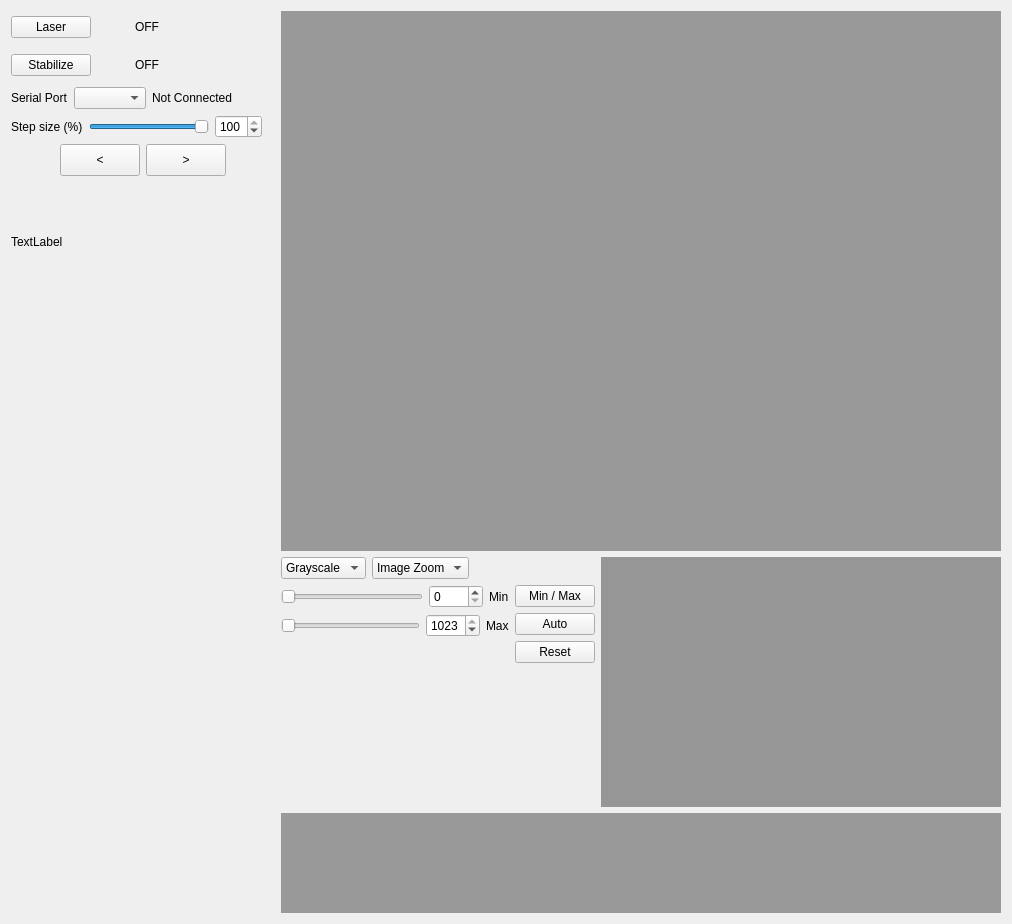
Before: the Qt Designer form remote_focus_stabilisation/ui_RFS.ui in thibault-brugiere/OPM_GUI, drawn with Qt 5.
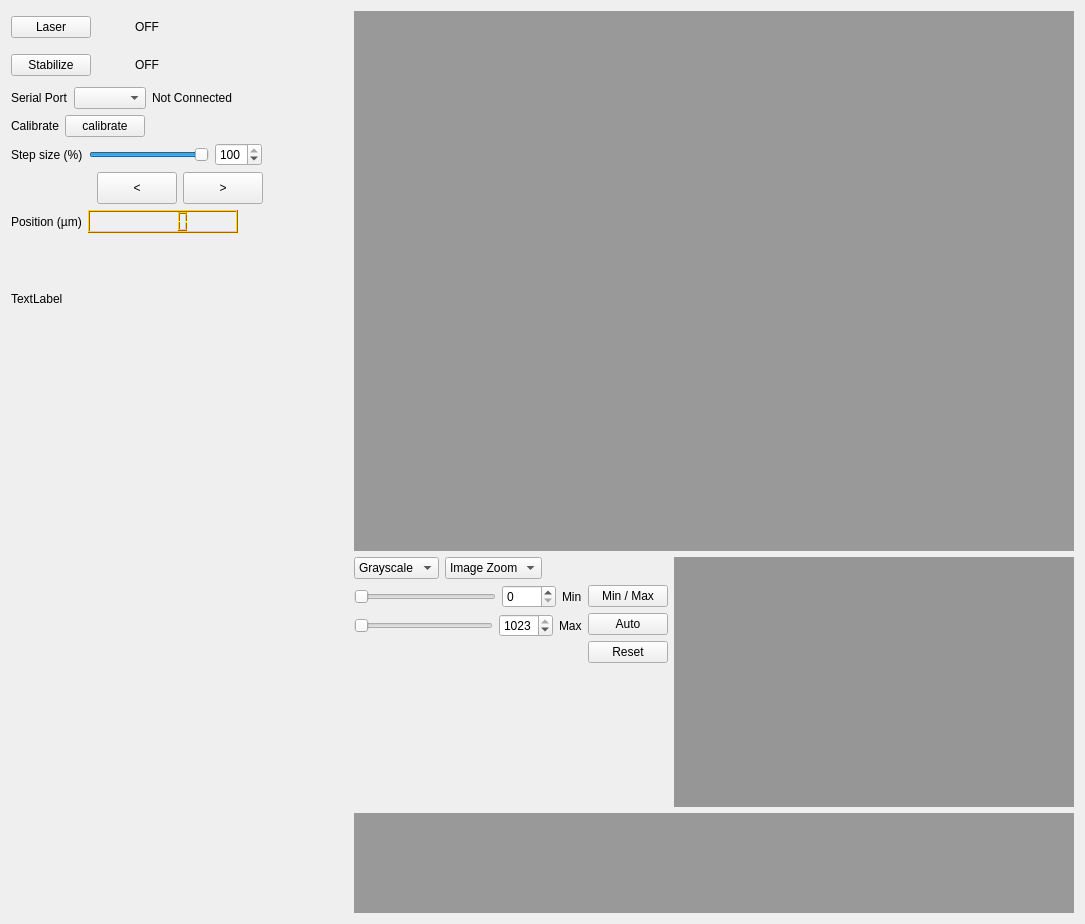
After: the same form once the commit is applied.

The edit to the form file:
```diff
--- a/remote_focus_stabilisation/ui_RFS.ui
+++ b/remote_focus_stabilisation/ui_RFS.ui
@@ -6,14 +6,14 @@
    <rect>
     <x>0</x>
     <y>0</y>
-    <width>1012</width>
+    <width>1085</width>
     <height>924</height>
    </rect>
   </property>
   <property name="windowTitle">
    <string>Form</string>
   </property>
-  <layout class="QHBoxLayout" name="horizontalLayout_11">
+  <layout class="QHBoxLayout" name="horizontalLayout_13">
    <item>
     <layout class="QVBoxLayout" name="verticalLayout_5">
      <item>
@@ -181,6 +181,40 @@
        </item>
       </layout>
      </item>
+     <item>
+      <layout class="QHBoxLayout" name="horizontalLayout_12">
+       <item>
+        <widget class="QLabel" name="label_calibrate">
+         <property name="text">
+          <string>Calibrate</string>
+         </property>
+        </widget>
+       </item>
+       <item>
+        <widget class="QPushButton" name="pb_calibrate">
+         <property name="text">
+          <string>calibrate</string>
+         </property>
+         <property name="checkable">
+          <bool>true</bool>
+         </property>
+        </widget>
+       </item>
+       <item>
+        <spacer name="horizontalSpacer_9">
+         <property name="orientation">
+          <enum>Qt::Horizontal</enum>
+         </property>
+         <property name="sizeHint" stdset="0">
+          <size>
+           <width>40</width>
+           <height>20</height>
+          </size>
+         </property>
+        </spacer>
+       </item>
+      </layout>
+     </item>
      <item>
       <layout class="QHBoxLayout" name="horizontalLayout_9">
        <item>
@@ -308,6 +342,245 @@
        </item>
       </layout>
      </item>
+     <item>
+      <layout class="QHBoxLayout" name="horizontalLayout_11">
+       <item>
+        <widget class="QLabel" name="label_position">
+         <property name="minimumSize">
+          <size>
+           <width>61</width>
+           <height>16</height>
+          </size>
+         </property>
+         <property name="text">
+          <string>Position (µm)</string>
+         </property>
+        </widget>
+       </item>
+       <item>
+        <widget class="QLCDNumber" name="lcdNumber_Position">
+         <property name="minimumSize">
+          <size>
+           <width>150</width>
+           <height>23</height>
+          </size>
+         </property>
+         <property name="palette">
+          <palette>
+           <active>
+            <colorrole role="WindowText">
+             <brush brushstyle="SolidPattern">
+              <color alpha="255">
+               <red>255</red>
+               <green>170</green>
+               <blue>0</blue>
+              </color>
+             </brush>
+            </colorrole>
+            <colorrole role="Button">
+             <brush brushstyle="SolidPattern">
+              <color alpha="255">
+               <red>255</red>
+               <green>255</green>
+               <blue>255</blue>
+              </color>
+             </brush>
+            </colorrole>
+            <colorrole role="Light">
+             <brush brushstyle="SolidPattern">
+              <color alpha="255">
+               <red>255</red>
+               <green>206</green>
+               <blue>57</blue>
+              </color>
+             </brush>
+            </colorrole>
+            <colorrole role="Midlight">
+             <brush brushstyle="SolidPattern">
+              <color alpha="255">
+               <red>255</red>
+               <green>255</green>
+               <blue>255</blue>
+              </color>
+             </brush>
+            </colorrole>
+            <colorrole role="Dark">
+             <brush brushstyle="SolidPattern">
+              <color alpha="255">
+               <red>158</red>
+               <green>105</green>
+               <blue>0</blue>
+              </color>
+             </brush>
+            </colorrole>
+            <colorrole role="Text">
+             <brush brushstyle="SolidPattern">
+              <color alpha="255">
+               <red>0</red>
+               <green>0</green>
+               <blue>0</blue>
+              </color>
+             </brush>
+            </colorrole>
+            <colorrole role="ButtonText">
+             <brush brushstyle="SolidPattern">
+              <color alpha="255">
+               <red>0</red>
+               <green>0</green>
+               <blue>0</blue>
+              </color>
+             </brush>
+            </colorrole>
+           </active>
+           <inactive>
+            <colorrole role="WindowText">
+             <brush brushstyle="SolidPattern">
+              <color alpha="255">
+               <red>255</red>
+               <green>170</green>
+               <blue>0</blue>
+              </color>
+             </brush>
+            </colorrole>
+            <colorrole role="Button">
+             <brush brushstyle="SolidPattern">
+              <color alpha="255">
+               <red>255</red>
+               <green>255</green>
+               <blue>255</blue>
+              </color>
+             </brush>
+            </colorrole>
+            <colorrole role="Light">
+             <brush brushstyle="SolidPattern">
+              <color alpha="255">
+               <red>255</red>
+               <green>206</green>
+               <blue>57</blue>
+              </color>
+             </brush>
+            </colorrole>
+            <colorrole role="Midlight">
+             <brush brushstyle="SolidPattern">
+              <color alpha="255">
+               <red>255</red>
+               <green>255</green>
+               <blue>255</blue>
+              </color>
+             </brush>
+            </colorrole>
+            <colorrole role="Dark">
+             <brush brushstyle="SolidPattern">
+              <color alpha="255">
+               <red>158</red>
+               <green>105</green>
+               <blue>0</blue>
+              </color>
+             </brush>
+            </colorrole>
+            <colorrole role="Text">
+             <brush brushstyle="SolidPattern">
+              <color alpha="255">
+               <red>0</red>
+               <green>0</green>
+               <blue>0</blue>
+              </color>
+             </brush>
+            </colorrole>
+            <colorrole role="ButtonText">
+             <brush brushstyle="SolidPattern">
+              <color alpha="255">
+               <red>0</red>
+               <green>0</green>
+               <blue>0</blue>
+              </color>
+             </brush>
+            </colorrole>
+           </inactive>
+           <disabled>
+            <colorrole role="WindowText">
+             <brush brushstyle="SolidPattern">
+              <color alpha="255">
+               <red>158</red>
+               <green>105</green>
+               <blue>0</blue>
+              </color>
+             </brush>
+            </colorrole>
+            <colorrole role="Button">
+             <brush brushstyle="SolidPattern">
+              <color alpha="255">
+               <red>255</red>
+               <green>255</green>
+               <blue>255</blue>
+              </color>
+             </brush>
+            </colorrole>
+            <colorrole role="Light">
+             <brush brushstyle="SolidPattern">
+              <color alpha="255">
+               <red>255</red>
+               <green>206</green>
+               <blue>57</blue>
+              </color>
+             </brush>
+            </colorrole>
+            <colorrole role="Midlight">
+             <brush brushstyle="SolidPattern">
+              <color alpha="255">
+               <red>255</red>
+               <green>255</green>
+               <blue>255</blue>
+              </color>
+             </brush>
+            </colorrole>
+            <colorrole role="Dark">
+             <brush brushstyle="SolidPattern">
+              <color alpha="255">
+               <red>158</red>
+               <green>105</green>
+               <blue>0</blue>
+              </color>
+             </brush>
+            </colorrole>
+            <colorrole role="Text">
+             <brush brushstyle="SolidPattern">
+              <color alpha="255">
+               <red>158</red>
+               <green>105</green>
+               <blue>0</blue>
+              </color>
+             </brush>
+            </colorrole>
+            <colorrole role="ButtonText">
+             <brush brushstyle="SolidPattern">
+              <color alpha="255">
+               <red>158</red>
+               <green>105</green>
+               <blue>0</blue>
+              </color>
+             </brush>
+            </colorrole>
+           </disabled>
+          </palette>
+         </property>
+        </widget>
+       </item>
+       <item>
+        <spacer name="horizontalSpacer_8">
+         <property name="orientation">
+          <enum>Qt::Horizontal</enum>
+         </property>
+         <property name="sizeHint" stdset="0">
+          <size>
+           <width>40</width>
+           <height>20</height>
+          </size>
+         </property>
+        </spacer>
+       </item>
+      </layout>
+     </item>
      <item>
       <widget class="QLabel" name="label_message">
        <property name="minimumSize">
```
